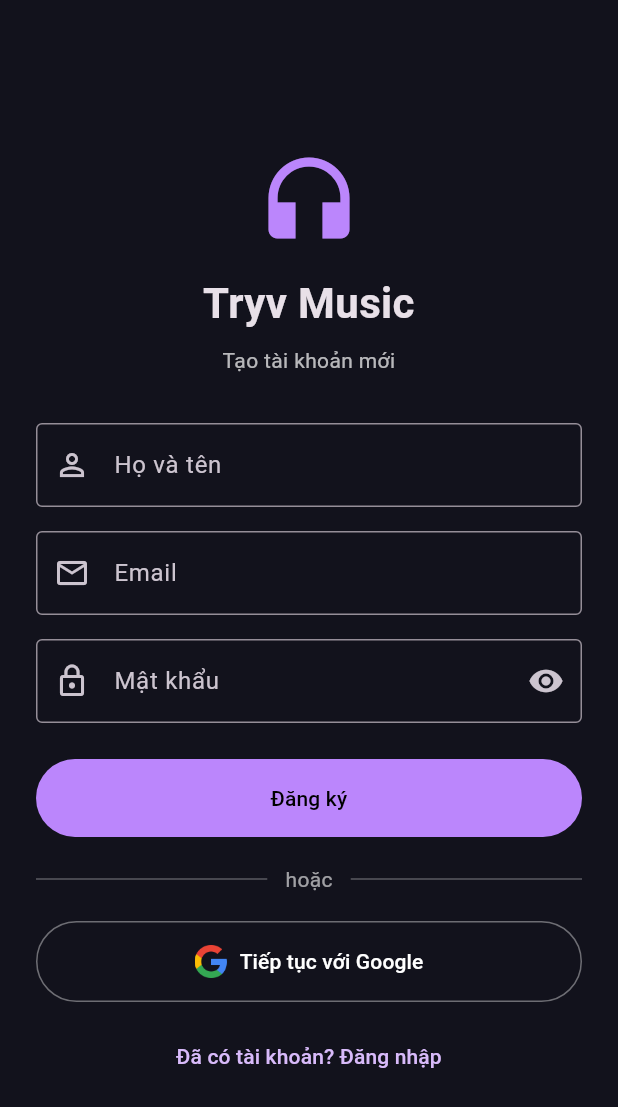
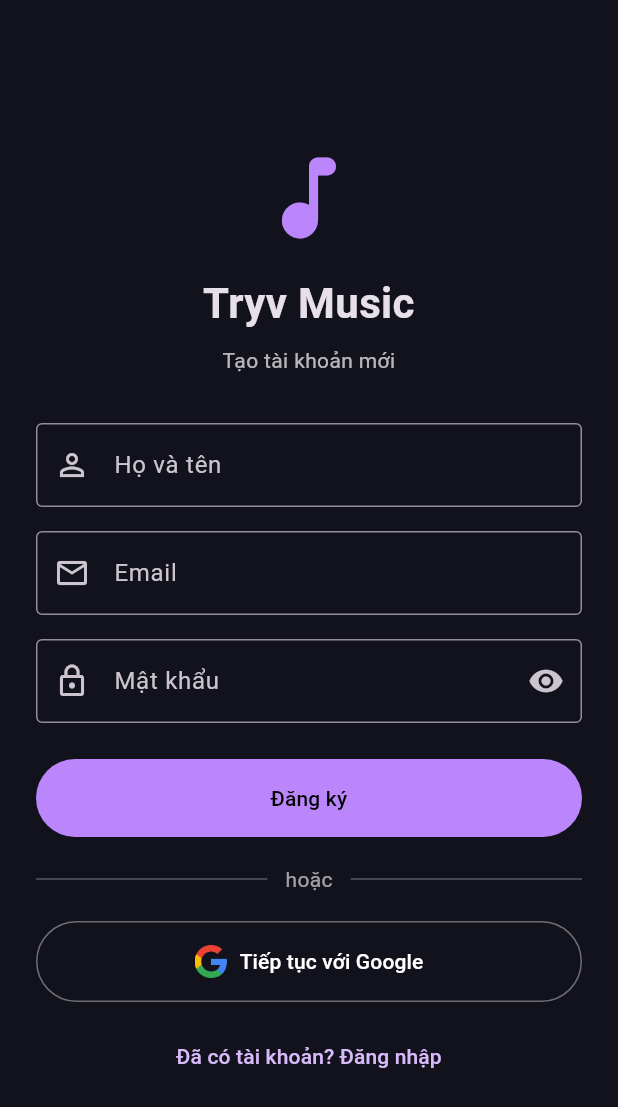
Before and after one commit to truc0504/2324801030071_TH6, a Flutter app: the AuthScreen screen opened directly, after a tap on "Đăng nhập", after a tap on "Chưa có tài khoản? Đăng ký", on a phone screen of 412 x 824 dp. Shown: the top 1107 px of the screen. Run offline on Flutter 3.47's test engine with Material 3 defaults, Android fonts, the phone set to English and light mode, and no system bars; our stand-ins replace cloud_firestore, firebase_auth, firebase_core, google_sign_in, just_audio; accounts and stored records are empty; network calls fail.

Commit message:
cập nhật th5

```diff
--- a/lib/screens/auth_screen.dart
+++ b/lib/screens/auth_screen.dart
@@ -157,7 +157,7 @@
                 mainAxisSize: MainAxisSize.min,
                 crossAxisAlignment: CrossAxisAlignment.stretch,
                 children: [
-                  const Icon(Icons.headphones, color: Color(0xFFBB86FC), size: 72),
+                  const Icon(Icons.music_note_rounded, color: Color(0xFFBB86FC), size: 72),
                   const SizedBox(height: 14),
                   const Text('Tryv Music', textAlign: TextAlign.center,
                       style: TextStyle(fontSize: 28, fontWeight: FontWeight.bold)),
--- a/lib/screens/home_screen.dart
+++ b/lib/screens/home_screen.dart
@@ -61,7 +61,7 @@
           const Padding(
             padding: EdgeInsets.only(right: 20),
             child: Icon(
-              Icons.headphones,
+              Icons.music_note_rounded,
               color: Color(0xFFBB86FC),
               size: 28,
             ),
--- a/lib/widgets/mini_player.dart
+++ b/lib/widgets/mini_player.dart
@@ -54,7 +54,7 @@
                 fit: BoxFit.cover,
                 errorBuilder: (context, error, stackTrace) {
                   return const Icon(
-                    Icons.music_note,
+                    Icons.music_note_rounded,
                     color: Color(0xFFBB86FC),
                     size: 40,
                   );
--- a/lib/widgets/song_tile.dart
+++ b/lib/widgets/song_tile.dart
@@ -44,7 +44,7 @@
             fit: BoxFit.cover,
             errorBuilder: (context, error, stackTrace) {
               return const Icon(
-                Icons.music_note,
+                Icons.music_note_rounded,
                 color: Color(0xFFBB86FC),
                 size: 40,
               );
```
Also changed, not shown: lib/firebase_options.dart.
